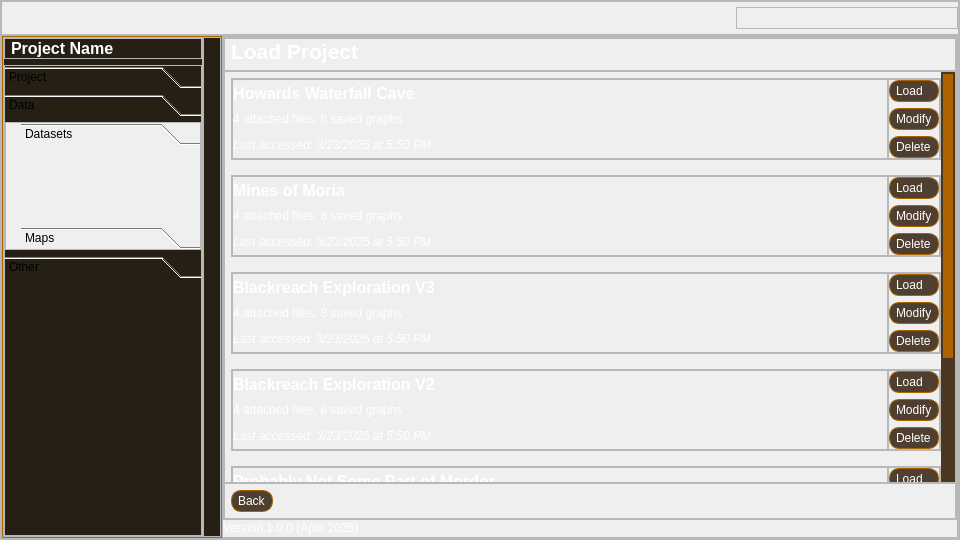
First picture: the form in ui/mainwindow.ui, repository CaveVis/GraphBat-Data-Visualizer, before the edit.
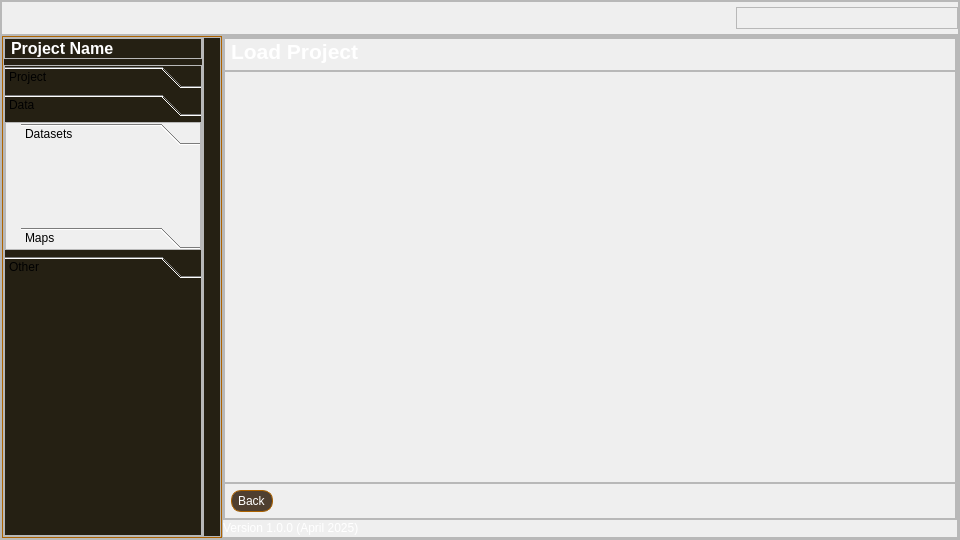
Second picture: the form after the edit. The open tabs and pages were chosen to show the change. Icons and pictures are not drawn.

Commit message: Removed example load files

```diff
--- a/ui/mainwindow.ui
+++ b/ui/mainwindow.ui
@@ -2667,8 +2667,8 @@
                         <rect>
                          <x>0</x>
                          <y>0</y>
-                         <width>724</width>
-                         <height>618</height>
+                         <width>738</width>
+                         <height>389</height>
                         </rect>
                        </property>
                        <property name="styleSheet">
@@ -2690,846 +2690,6 @@
                         <property name="rightMargin">
                          <number>0</number>
                         </property>
-                        <item>
-                         <widget class="QFrame" name="example_loadfile_container">
-                          <property name="frameShape">
-                           <enum>QFrame::Shape::StyledPanel</enum>
-                          </property>
-                          <property name="frameShadow">
-                           <enum>QFrame::Shadow::Raised</enum>
-                          </property>
-                          <layout class="QHBoxLayout" name="horizontalLayout_22">
-                           <property name="spacing">
-                            <number>0</number>
-                           </property>
-                           <property name="leftMargin">
-                            <number>0</number>
-                           </property>
-                           <property name="topMargin">
-                            <number>0</number>
-                           </property>
-                           <property name="rightMargin">
-                            <number>0</number>
-                           </property>
-                           <property name="bottomMargin">
-                            <number>0</number>
-                           </property>
-                           <item>
-                            <widget class="QFrame" name="example_loadfile_info">
-                             <property name="sizePolicy">
-                              <sizepolicy hsizetype="Expanding" vsizetype="Preferred">
-                               <horstretch>0</horstretch>
-                               <verstretch>0</verstretch>
-                              </sizepolicy>
-                             </property>
-                             <property name="frameShape">
-                              <enum>QFrame::Shape::StyledPanel</enum>
-                             </property>
-                             <property name="frameShadow">
-                              <enum>QFrame::Shadow::Raised</enum>
-                             </property>
-                             <layout class="QVBoxLayout" name="verticalLayout_19">
-                              <property name="spacing">
-                               <number>0</number>
-                              </property>
-                              <property name="leftMargin">
-                               <number>0</number>
-                              </property>
-                              <property name="topMargin">
-                               <number>0</number>
-                              </property>
-                              <property name="rightMargin">
-                               <number>0</number>
-                              </property>
-                              <property name="bottomMargin">
-                               <number>0</number>
-                              </property>
-                              <item>
-                               <widget class="QLabel" name="label_26">
-                                <property name="font">
-                                 <font>
-                                  <pointsize>12</pointsize>
-                                  <bold>true</bold>
-                                 </font>
-                                </property>
-                                <property name="text">
-                                 <string>Howards Waterfall Cave</string>
-                                </property>
-                               </widget>
-                              </item>
-                              <item>
-                               <widget class="QLabel" name="label_27">
-                                <property name="text">
-                                 <string>4 attached files, 8 saved graphs</string>
-                                </property>
-                               </widget>
-                              </item>
-                              <item>
-                               <widget class="QLabel" name="label_28">
-                                <property name="font">
-                                 <font>
-                                  <italic>true</italic>
-                                 </font>
-                                </property>
-                                <property name="text">
-                                 <string>Last accessed: 3/23/2025 at 5:50 PM</string>
-                                </property>
-                               </widget>
-                              </item>
-                             </layout>
-                            </widget>
-                           </item>
-                           <item>
-                            <widget class="QFrame" name="example_loadfile_buttons">
-                             <property name="frameShape">
-                              <enum>QFrame::Shape::StyledPanel</enum>
-                             </property>
-                             <property name="frameShadow">
-                              <enum>QFrame::Shadow::Raised</enum>
-                             </property>
-                             <layout class="QVBoxLayout" name="verticalLayout_20">
-                              <property name="spacing">
-                               <number>6</number>
-                              </property>
-                              <property name="leftMargin">
-                               <number>0</number>
-                              </property>
-                              <property name="topMargin">
-                               <number>0</number>
-                              </property>
-                              <property name="rightMargin">
-                               <number>0</number>
-                              </property>
-                              <property name="bottomMargin">
-                               <number>0</number>
-                              </property>
-                              <item>
-                               <widget class="QPushButton" name="pushButton_3">
-                                <property name="text">
-                                 <string>Load</string>
-                                </property>
-                               </widget>
-                              </item>
-                              <item>
-                               <widget class="QPushButton" name="pushButton_4">
-                                <property name="text">
-                                 <string>Modify</string>
-                                </property>
-                               </widget>
-                              </item>
-                              <item>
-                               <widget class="QPushButton" name="pushButton_7">
-                                <property name="text">
-                                 <string>Delete</string>
-                                </property>
-                               </widget>
-                              </item>
-                             </layout>
-                            </widget>
-                           </item>
-                          </layout>
-                         </widget>
-                        </item>
-                        <item>
-                         <widget class="QFrame" name="example_loadfile_container_4">
-                          <property name="frameShape">
-                           <enum>QFrame::Shape::StyledPanel</enum>
-                          </property>
-                          <property name="frameShadow">
-                           <enum>QFrame::Shadow::Raised</enum>
-                          </property>
-                          <layout class="QHBoxLayout" name="horizontalLayout_35">
-                           <property name="spacing">
-                            <number>0</number>
-                           </property>
-                           <property name="leftMargin">
-                            <number>0</number>
-                           </property>
-                           <property name="topMargin">
-                            <number>0</number>
-                           </property>
-                           <property name="rightMargin">
-                            <number>0</number>
-                           </property>
-                           <property name="bottomMargin">
-                            <number>0</number>
-                           </property>
-                           <item>
-                            <widget class="QFrame" name="example_loadfile_info_14">
-                             <property name="sizePolicy">
-                              <sizepolicy hsizetype="Expanding" vsizetype="Preferred">
-                               <horstretch>0</horstretch>
-                               <verstretch>0</verstretch>
-                              </sizepolicy>
-                             </property>
-                             <property name="frameShape">
-                              <enum>QFrame::Shape::StyledPanel</enum>
-                             </property>
-                             <property name="frameShadow">
-                              <enum>QFrame::Shadow::Raised</enum>
-                             </property>
-                             <layout class="QVBoxLayout" name="verticalLayout_45">
-                              <property name="spacing">
-                               <number>0</number>
-                              </property>
-                              <property name="leftMargin">
-                               <number>0</number>
-                              </property>
-                              <property name="topMargin">
-                               <number>0</number>
-                              </property>
-                              <property name="rightMargin">
-                               <number>0</number>
-                              </property>
-                              <property name="bottomMargin">
-                               <number>0</number>
-                              </property>
-                              <item>
-                               <widget class="QLabel" name="label_65">
-                                <property name="font">
-                                 <font>
-                                  <pointsize>12</pointsize>
-                                  <bold>true</bold>
-                                 </font>
-                                </property>
-                                <property name="text">
-                                 <string>Mines of Moria</string>
-                                </property>
-                               </widget>
-                              </item>
-                              <item>
-                               <widget class="QLabel" name="label_66">
-                                <property name="text">
-                                 <string>4 attached files, 8 saved graphs</string>
-                                </property>
-                               </widget>
-                              </item>
-                              <item>
-                               <widget class="QLabel" name="label_67">
-                                <property name="font">
-                                 <font>
-                                  <italic>true</italic>
-                                 </font>
-                                </property>
-                                <property name="text">
-                                 <string>Last accessed: 3/23/2025 at 5:50 PM</string>
-                                </property>
-                               </widget>
-                              </item>
-                             </layout>
-                            </widget>
-                           </item>
-                           <item>
-                            <widget class="QFrame" name="example_loadfile_buttons_14">
-                             <property name="frameShape">
-                              <enum>QFrame::Shape::StyledPanel</enum>
-                             </property>
-                             <property name="frameShadow">
-                              <enum>QFrame::Shadow::Raised</enum>
-                             </property>
-                             <layout class="QVBoxLayout" name="verticalLayout_46">
-                              <property name="spacing">
-                               <number>6</number>
-                              </property>
-                              <property name="leftMargin">
-                               <number>0</number>
-                              </property>
-                              <property name="topMargin">
-                               <number>0</number>
-                              </property>
-                              <property name="rightMargin">
-                               <number>0</number>
-                              </property>
-                              <property name="bottomMargin">
-                               <number>0</number>
-                              </property>
-                              <item>
-                               <widget class="QPushButton" name="pushButton_44">
-                                <property name="text">
-                                 <string>Load</string>
-                                </property>
-                               </widget>
-                              </item>
-                              <item>
-                               <widget class="QPushButton" name="pushButton_45">
-                                <property name="text">
-                                 <string>Modify</string>
-                                </property>
-                               </widget>
-                              </item>
-                              <item>
-                               <widget class="QPushButton" name="pushButton_46">
-                                <property name="text">
-                                 <string>Delete</string>
-                                </property>
-                               </widget>
-                              </item>
-                             </layout>
-                            </widget>
-                           </item>
-                          </layout>
-                         </widget>
-                        </item>
-                        <item>
-                         <widget class="QFrame" name="example_loadfile_container_6">
-                          <property name="frameShape">
-                           <enum>QFrame::Shape::StyledPanel</enum>
-                          </property>
-                          <property name="frameShadow">
-                           <enum>QFrame::Shadow::Raised</enum>
-                          </property>
-                          <layout class="QHBoxLayout" name="horizontalLayout_37">
-                           <property name="spacing">
-                            <number>0</number>
-                           </property>
-                           <property name="leftMargin">
-                            <number>0</number>
-                           </property>
-                           <property name="topMargin">
-                            <number>0</number>
-                           </property>
-                           <property name="rightMargin">
-                            <number>0</number>
-                           </property>
-                           <property name="bottomMargin">
-                            <number>0</number>
-                           </property>
-                           <item>
-                            <widget class="QFrame" name="example_loadfile_info_16">
-                             <property name="sizePolicy">
-                              <sizepolicy hsizetype="Expanding" vsizetype="Preferred">
-                               <horstretch>0</horstretch>
-                               <verstretch>0</verstretch>
-                              </sizepolicy>
-                             </property>
-                             <property name="frameShape">
-                              <enum>QFrame::Shape::StyledPanel</enum>
-                             </property>
-                             <property name="frameShadow">
-                              <enum>QFrame::Shadow::Raised</enum>
-                             </property>
-                             <layout class="QVBoxLayout" name="verticalLayout_49">
-                              <property name="spacing">
-                               <number>0</number>
-                              </property>
-                              <property name="leftMargin">
-                               <number>0</number>
-                              </property>
-                              <property name="topMargin">
-                               <number>0</number>
-                              </property>
-                              <property name="rightMargin">
-                               <number>0</number>
-                              </property>
-                              <property name="bottomMargin">
-                               <number>0</number>
-                              </property>
-                              <item>
-                               <widget class="QLabel" name="label_71">
-                                <property name="font">
-                                 <font>
-                                  <pointsize>12</pointsize>
-                                  <bold>true</bold>
-                                 </font>
-                                </property>
-                                <property name="text">
-                                 <string>Blackreach Exploration V3</string>
-                                </property>
-                               </widget>
-                              </item>
-                              <item>
-                               <widget class="QLabel" name="label_72">
-                                <property name="text">
-                                 <string>4 attached files, 8 saved graphs</string>
-                                </property>
-                               </widget>
-                              </item>
-                              <item>
-                               <widget class="QLabel" name="label_73">
-                                <property name="font">
-                                 <font>
-                                  <italic>true</italic>
-                                 </font>
-                                </property>
-                                <property name="text">
-                                 <string>Last accessed: 3/23/2025 at 5:50 PM</string>
-                                </property>
-                               </widget>
-                              </item>
-                             </layout>
-                            </widget>
-                           </item>
-                           <item>
-                            <widget class="QFrame" name="example_loadfile_buttons_16">
-                             <property name="frameShape">
-                              <enum>QFrame::Shape::StyledPanel</enum>
-                             </property>
-                             <property name="frameShadow">
-                              <enum>QFrame::Shadow::Raised</enum>
-                             </property>
-                             <layout class="QVBoxLayout" name="verticalLayout_50">
-                              <property name="spacing">
-                               <number>6</number>
-                              </property>
-                              <property name="leftMargin">
-                               <number>0</number>
-                              </property>
-                              <property name="topMargin">
-                               <number>0</number>
-                              </property>
-                              <property name="rightMargin">
-                               <number>0</number>
-                              </property>
-                              <property name="bottomMargin">
-                               <number>0</number>
-                              </property>
-                              <item>
-                               <widget class="QPushButton" name="pushButton_50">
-                                <property name="text">
-                                 <string>Load</string>
-                                </property>
-                               </widget>
-                              </item>
-                              <item>
-                               <widget class="QPushButton" name="pushButton_51">
-                                <property name="text">
-                                 <string>Modify</string>
-                                </property>
-                               </widget>
-                              </item>
-                              <item>
-                               <widget class="QPushButton" name="pushButton_52">
-                                <property name="text">
-                                 <string>Delete</string>
-                                </property>
-                               </widget>
-                              </item>
-                             </layout>
-                            </widget>
-                           </item>
-                          </layout>
-                         </widget>
-                        </item>
-                        <item>
-                         <widget class="QFrame" name="example_loadfile_container_2">
-                          <property name="frameShape">
-                           <enum>QFrame::Shape::StyledPanel</enum>
-                          </property>
-                          <property name="frameShadow">
-                           <enum>QFrame::Shadow::Raised</enum>
-                          </property>
-                          <layout class="QHBoxLayout" name="horizontalLayout_33">
-                           <property name="spacing">
-                            <number>0</number>
-                           </property>
-                           <property name="leftMargin">
-                            <number>0</number>
-                           </property>
-                           <property name="topMargin">
-                            <number>0</number>
-                           </property>
-                           <property name="rightMargin">
-                            <number>0</number>
-                           </property>
-                           <property name="bottomMargin">
-                            <number>0</number>
-                           </property>
-                           <item>
-                            <widget class="QFrame" name="example_loadfile_info_12">
-                             <property name="sizePolicy">
-                              <sizepolicy hsizetype="Expanding" vsizetype="Preferred">
-                               <horstretch>0</horstretch>
-                               <verstretch>0</verstretch>
-                              </sizepolicy>
-                             </property>
-                             <property name="frameShape">
-                              <enum>QFrame::Shape::StyledPanel</enum>
-                             </property>
-                             <property name="frameShadow">
-                              <enum>QFrame::Shadow::Raised</enum>
-                             </property>
-                             <layout class="QVBoxLayout" name="verticalLayout_41">
-                              <property name="spacing">
-                               <number>0</number>
-                              </property>
-                              <property name="leftMargin">
-                               <number>0</number>
-                              </property>
-                              <property name="topMargin">
-                               <number>0</number>
-                              </property>
-                              <property name="rightMargin">
-                               <number>0</number>
-                              </property>
-                              <property name="bottomMargin">
-                               <number>0</number>
-                              </property>
-                              <item>
-                               <widget class="QLabel" name="label_59">
-                                <property name="font">
-                                 <font>
-                                  <pointsize>12</pointsize>
-                                  <bold>true</bold>
-                                 </font>
-                                </property>
-                                <property name="text">
-                                 <string>Blackreach Exploration V2</string>
-                                </property>
-                               </widget>
-                              </item>
-                              <item>
-                               <widget class="QLabel" name="label_60">
-                                <property name="text">
-                                 <string>4 attached files, 8 saved graphs</string>
-                                </property>
-                               </widget>
-                              </item>
-                              <item>
-                               <widget class="QLabel" name="label_61">
-                                <property name="font">
-                                 <font>
-                                  <italic>true</italic>
-                                 </font>
-                                </property>
-                                <property name="text">
-                                 <string>Last accessed: 3/23/2025 at 5:50 PM</string>
-                                </property>
-                               </widget>
-                              </item>
-                             </layout>
-                            </widget>
-                           </item>
-                           <item>
-                            <widget class="QFrame" name="example_loadfile_buttons_12">
-                             <property name="frameShape">
-                              <enum>QFrame::Shape::StyledPanel</enum>
-                             </property>
-                             <property name="frameShadow">
-                              <enum>QFrame::Shadow::Raised</enum>
-                             </property>
-                             <layout class="QVBoxLayout" name="verticalLayout_42">
-                              <property name="spacing">
-                               <number>6</number>
-                              </property>
-                              <property name="leftMargin">
-                               <number>0</number>
-                              </property>
-                              <property name="topMargin">
-                               <number>0</number>
-                              </property>
-                              <property name="rightMargin">
-                               <number>0</number>
-                              </property>
-                              <property name="bottomMargin">
-                               <number>0</number>
-                              </property>
-                              <item>
-                               <widget class="QPushButton" name="pushButton_38">
-                                <property name="text">
-                                 <string>Load</string>
-                                </property>
-                               </widget>
-                              </item>
-                              <item>
-                               <widget class="QPushButton" name="pushButton_39">
-                                <property name="text">
-                                 <string>Modify</string>
-                                </property>
-                               </widget>
-                              </item>
-                              <item>
-                               <widget class="QPushButton" name="pushButton_40">
-                                <property name="text">
-                                 <string>Delete</string>
-                                </property>
-                               </widget>
-                              </item>
-                             </layout>
-                            </widget>
-                           </item>
-                          </layout>
-                         </widget>
-                        </item>
-                        <item>
-                         <widget class="QFrame" name="example_loadfile_container_3">
-                          <property name="frameShape">
-                           <enum>QFrame::Shape::StyledPanel</enum>
-                          </property>
-                          <property name="frameShadow">
-                           <enum>QFrame::Shadow::Raised</enum>
-                          </property>
-                          <layout class="QHBoxLayout" name="horizontalLayout_34">
-                           <property name="spacing">
-                            <number>0</number>
-                           </property>
-                           <property name="leftMargin">
-                            <number>0</number>
-                           </property>
-                           <property name="topMargin">
-                            <number>0</number>
-                           </property>
-                           <property name="rightMargin">
-                            <number>0</number>
-                           </property>
-                           <property name="bottomMargin">
-                            <number>0</number>
-                           </property>
-                           <item>
-                            <widget class="QFrame" name="example_loadfile_info_13">
-                             <property name="sizePolicy">
-                              <sizepolicy hsizetype="Expanding" vsizetype="Preferred">
-                               <horstretch>0</horstretch>
-                               <verstretch>0</verstretch>
-                              </sizepolicy>
-                             </property>
-                             <property name="frameShape">
-                              <enum>QFrame::Shape::StyledPanel</enum>
-                             </property>
-                             <property name="frameShadow">
-                              <enum>QFrame::Shadow::Raised</enum>
-                             </property>
-                             <layout class="QVBoxLayout" name="verticalLayout_43">
-                              <property name="spacing">
-                               <number>0</number>
-                              </property>
-                              <property name="leftMargin">
-                               <number>0</number>
-                              </property>
-                              <property name="topMargin">
-                               <number>0</number>
-                              </property>
-                              <property name="rightMargin">
-                               <number>0</number>
-                              </property>
-                              <property name="bottomMargin">
-                               <number>0</number>
-                              </property>
-                              <item>
-                               <widget class="QLabel" name="label_62">
-                                <property name="font">
-                                 <font>
-                                  <pointsize>12</pointsize>
-                                  <bold>true</bold>
-                                 </font>
-                                </property>
-                                <property name="text">
-                                 <string>Probably Not Some Part of Mordor</string>
-                                </property>
-                               </widget>
-                              </item>
-                              <item>
-                               <widget class="QLabel" name="label_63">
-                                <property name="text">
-                                 <string>4 attached files, 8 saved graphs</string>
-                                </property>
-                               </widget>
-                              </item>
-                              <item>
-                               <widget class="QLabel" name="label_64">
-                                <property name="font">
-                                 <font>
-                                  <italic>true</italic>
-                                 </font>
-                                </property>
-                                <property name="text">
-                                 <string>Last accessed: 3/23/2025 at 5:50 PM</string>
-                                </property>
-                               </widget>
-                              </item>
-                             </layout>
-                            </widget>
-                           </item>
-                           <item>
-                            <widget class="QFrame" name="example_loadfile_buttons_13">
-                             <property name="frameShape">
-                              <enum>QFrame::Shape::StyledPanel</enum>
-                             </property>
-                             <property name="frameShadow">
-                              <enum>QFrame::Shadow::Raised</enum>
-                             </property>
-                             <layout class="QVBoxLayout" name="verticalLayout_44">
-                              <property name="spacing">
-                               <number>6</number>
-                              </property>
-                              <property name="leftMargin">
-                               <number>0</number>
-                              </property>
-                              <property name="topMargin">
-                               <number>0</number>
-                              </property>
-                              <property name="rightMargin">
-                               <number>0</number>
-                              </property>
-                              <property name="bottomMargin">
-                               <number>0</number>
-                              </property>
-                              <item>
-                               <widget class="QPushButton" name="pushButton_41">
-                                <property name="text">
-                                 <string>Load</string>
-                                </property>
-                               </widget>
-                              </item>
-                              <item>
-                               <widget class="QPushButton" name="pushButton_42">
-                                <property name="text">
-                                 <string>Modify</string>
-                                </property>
-                               </widget>
-                              </item>
-                              <item>
-                               <widget class="QPushButton" name="pushButton_43">
-                                <property name="text">
-                                 <string>Delete</string>
-                                </property>
-                               </widget>
-                              </item>
-                             </layout>
-                            </widget>
-                           </item>
-                          </layout>
-                         </widget>
-                        </item>
-                        <item>
-                         <widget class="QFrame" name="example_loadfile_container_5">
-                          <property name="frameShape">
-                           <enum>QFrame::Shape::StyledPanel</enum>
-                          </property>
-                          <property name="frameShadow">
-                           <enum>QFrame::Shadow::Raised</enum>
-                          </property>
-                          <layout class="QHBoxLayout" name="horizontalLayout_36">
-                           <property name="spacing">
-                            <number>0</number>
-                           </property>
-                           <property name="leftMargin">
-                            <number>0</number>
-                           </property>
-                           <property name="topMargin">
-                            <number>0</number>
-                           </property>
-                           <property name="rightMargin">
-                            <number>0</number>
-                           </property>
-                           <property name="bottomMargin">
-                            <number>0</number>
-                           </property>
-                           <item>
-                            <widget class="QFrame" name="example_loadfile_info_15">
-                             <property name="sizePolicy">
-                              <sizepolicy hsizetype="Expanding" vsizetype="Preferred">
-                               <horstretch>0</horstretch>
-                               <verstretch>0</verstretch>
-                              </sizepolicy>
-                             </property>
-                             <property name="frameShape">
-                              <enum>QFrame::Shape::StyledPanel</enum>
-                             </property>
-                             <property name="frameShadow">
-                              <enum>QFrame::Shadow::Raised</enum>
-                             </property>
-                             <layout class="QVBoxLayout" name="verticalLayout_47">
-                              <property name="spacing">
-                               <number>0</number>
-                              </property>
-                              <property name="leftMargin">
-                               <number>0</number>
-                              </property>
-                              <property name="topMargin">
-                               <number>0</number>
-                              </property>
-                              <property name="rightMargin">
-                               <number>0</number>
-                              </property>
-                              <property name="bottomMargin">
-                               <number>0</number>
-                              </property>
-                              <item>
-                               <widget class="QLabel" name="label_68">
-                                <property name="font">
-                                 <font>
-                                  <pointsize>12</pointsize>
-                                  <bold>true</bold>
-                                 </font>
-                                </property>
-                                <property name="text">
-                                 <string>Hoth</string>
-                                </property>
-                               </widget>
-                              </item>
-                              <item>
-                               <widget class="QLabel" name="label_69">
-                                <property name="text">
-                                 <string>4 attached files, 8 saved graphs</string>
-                                </property>
-                               </widget>
-                              </item>
-                              <item>
-                               <widget class="QLabel" name="label_70">
-                                <property name="font">
-                                 <font>
-                                  <italic>true</italic>
-                                 </font>
-                                </property>
-                                <property name="text">
-                                 <string>Last accessed: 3/23/2025 at 5:50 PM</string>
-                                </property>
-                               </widget>
-                              </item>
-                             </layout>
-                            </widget>
-                           </item>
-                           <item>
-                            <widget class="QFrame" name="example_loadfile_buttons_15">
-                             <property name="frameShape">
-                              <enum>QFrame::Shape::StyledPanel</enum>
-                             </property>
-                             <property name="frameShadow">
-                              <enum>QFrame::Shadow::Raised</enum>
-                             </property>
-                             <layout class="QVBoxLayout" name="verticalLayout_48">
-                              <property name="spacing">
-                               <number>6</number>
-                              </property>
-                              <property name="leftMargin">
-                               <number>0</number>
-                              </property>
-                              <property name="topMargin">
-                               <number>0</number>
-                              </property>
-                              <property name="rightMargin">
-                               <number>0</number>
-                              </property>
-                              <property name="bottomMargin">
-                               <number>0</number>
-                              </property>
-                              <item>
-                               <widget class="QPushButton" name="pushButton_47">
-                                <property name="text">
-                                 <string>Load</string>
-                                </property>
-                               </widget>
-                              </item>
-                              <item>
-                               <widget class="QPushButton" name="pushButton_48">
-                                <property name="text">
-                                 <string>Modify</string>
-                                </property>
-                               </widget>
-                              </item>
-                              <item>
-                               <widget class="QPushButton" name="pushButton_49">
-                                <property name="text">
-                                 <string>Delete</string>
-                                </property>
-                               </widget>
-                              </item>
-                             </layout>
-                            </widget>
-                           </item>
-                          </layout>
-                         </widget>
-                        </item>
                        </layout>
                       </widget>
                      </widget>
```
Left out of the diff: 16 changed lines with no effect on the pictures. The commit also changes 1 other file.
